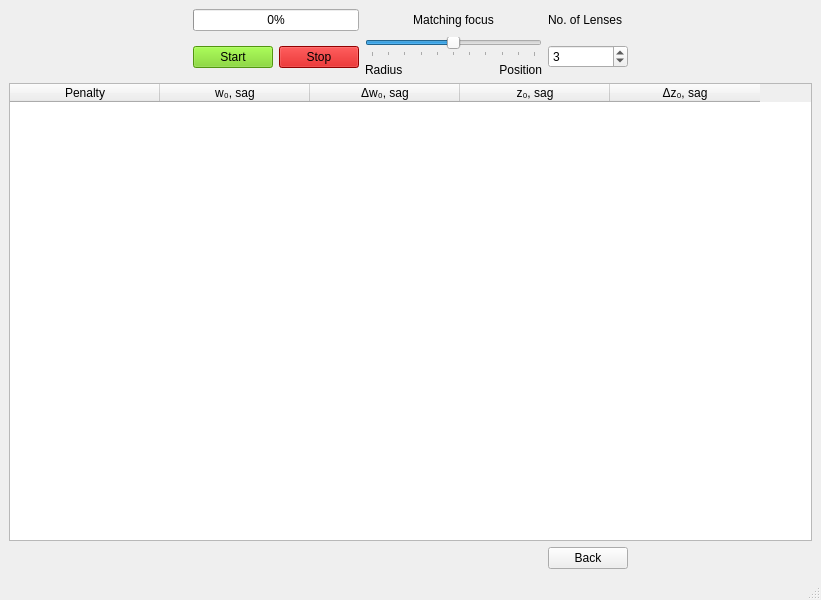
First picture: the form in assets/modematcher_calculation_window.ui, repository NiceLaserGuy/GRay-CAD-2, before the edit.
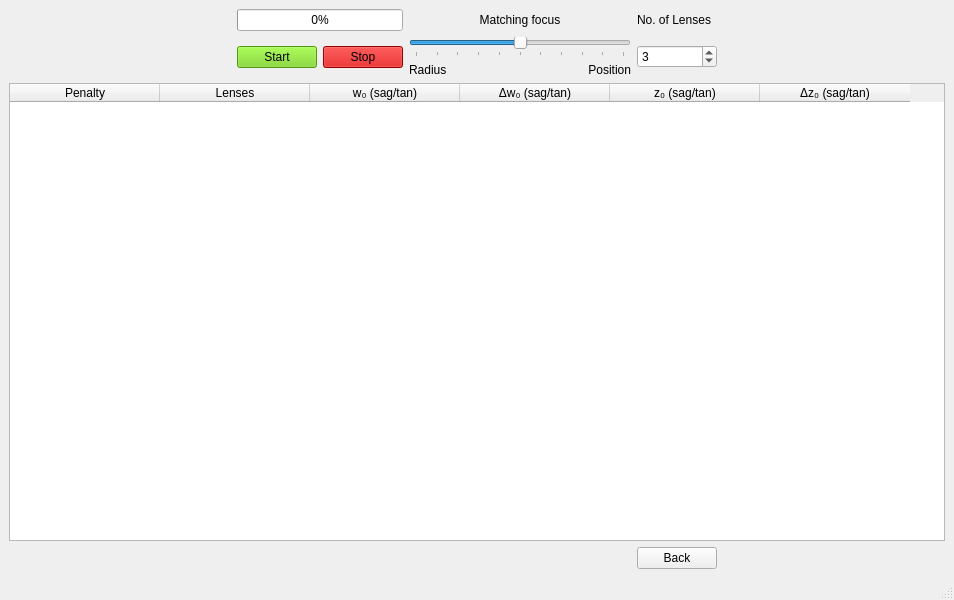
Second picture: the form after the edit.

Commit message: added temporary plot from modematcher

```diff
--- a/assets/modematcher_calculation_window.ui
+++ b/assets/modematcher_calculation_window.ui
@@ -6,7 +6,7 @@
    <rect>
     <x>0</x>
     <y>0</y>
-    <width>821</width>
+    <width>954</width>
     <height>600</height>
    </rect>
   </property>
@@ -187,22 +187,27 @@
       </column>
       <column>
        <property name="text">
-        <string>w₀, sag</string>
+        <string>Lenses</string>
        </property>
       </column>
       <column>
        <property name="text">
-        <string>Δw₀, sag</string>
+        <string>w₀ (sag/tan)</string>
        </property>
       </column>
       <column>
        <property name="text">
-        <string>z₀, sag</string>
+        <string>Δw₀ (sag/tan)</string>
        </property>
       </column>
       <column>
        <property name="text">
-        <string>Δz₀, sag</string>
+        <string>z₀ (sag/tan)</string>
+       </property>
+      </column>
+      <column>
+       <property name="text">
+        <string>Δz₀ (sag/tan)</string>
        </property>
       </column>
      </widget>
```
Left out of the diff: 6 changed lines with no effect on the pictures. The commit also changes 9 other files.
